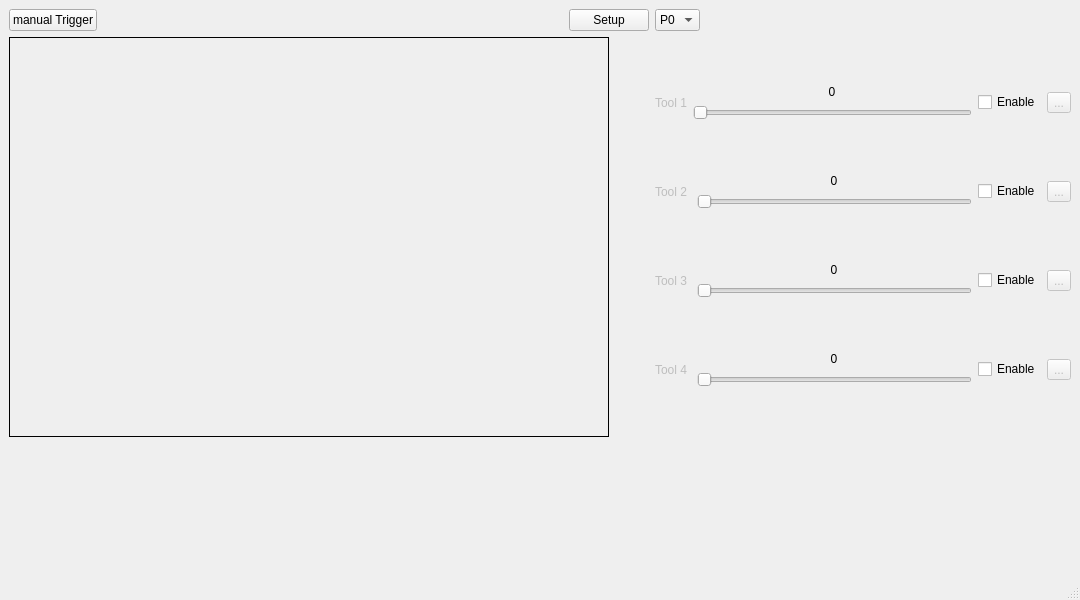
sofiene44/Vision-Sensor, file GUI/mainFrameWindow.ui: the form before one commit.
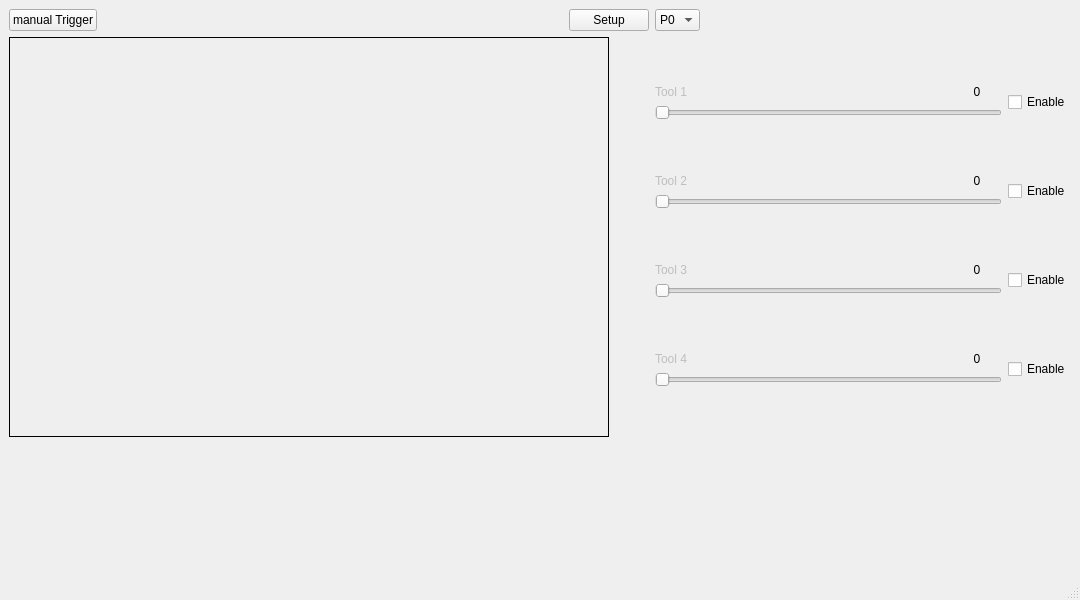
The form after the commit. Icons and pictures are not drawn.

```diff
--- a/GUI/mainFrameWindow.ui
+++ b/GUI/mainFrameWindow.ui
@@ -135,16 +135,6 @@
      <layout class="QVBoxLayout" name="ToolsList">
       <item>
        <layout class="QHBoxLayout" name="Tool1">
-        <item>
-         <widget class="QLabel" name="ToolName1">
-          <property name="enabled">
-           <bool>false</bool>
-          </property>
-          <property name="text">
-           <string>Tool 1</string>
-          </property>
-         </widget>
-        </item>
         <item>
          <layout class="QGridLayout" name="gridLayout_6">
           <item row="2" column="0">
@@ -168,6 +158,16 @@
           </item>
           <item row="1" column="0">
            <layout class="QHBoxLayout" name="horizontalLayout_10">
+            <item>
+             <widget class="QLabel" name="ToolName1">
+              <property name="enabled">
+               <bool>false</bool>
+              </property>
+              <property name="text">
+               <string>Tool 1</string>
+              </property>
+             </widget>
+            </item>
             <item>
              <widget class="QLabel" name="ThreshValue1">
               <property name="maximumSize">
@@ -201,30 +201,10 @@
           </property>
          </widget>
         </item>
-        <item>
-         <widget class="QToolButton" name="ToolSettings1">
-          <property name="enabled">
-           <bool>false</bool>
-          </property>
-          <property name="text">
-           <string>...</string>
-          </property>
-         </widget>
-        </item>
        </layout>
       </item>
       <item>
        <layout class="QHBoxLayout" name="Tool2">
-        <item>
-         <widget class="QLabel" name="ToolName2">
-          <property name="enabled">
-           <bool>false</bool>
-          </property>
-          <property name="text">
-           <string>Tool 2 </string>
-          </property>
-         </widget>
-        </item>
         <item>
          <layout class="QGridLayout" name="gridLayout_9">
           <item row="2" column="0">
@@ -248,6 +228,16 @@
           </item>
           <item row="1" column="0">
            <layout class="QHBoxLayout" name="horizontalLayout_12">
+            <item>
+             <widget class="QLabel" name="ToolName2">
+              <property name="enabled">
+               <bool>false</bool>
+              </property>
+              <property name="text">
+               <string>Tool 2 </string>
+              </property>
+             </widget>
+            </item>
             <item>
              <widget class="QLabel" name="ThreshValue2">
               <property name="maximumSize">
@@ -281,30 +271,10 @@
           </property>
          </widget>
         </item>
-        <item>
-         <widget class="QToolButton" name="ToolSettings2">
-          <property name="enabled">
-           <bool>false</bool>
-          </property>
-          <property name="text">
-           <string>...</string>
-          </property>
-         </widget>
-        </item>
        </layout>
       </item>
       <item>
        <layout class="QHBoxLayout" name="Tool3">
-        <item>
-         <widget class="QLabel" name="ToolName3">
-          <property name="enabled">
-           <bool>false</bool>
-          </property>
-          <property name="text">
-           <string>Tool 3 </string>
-          </property>
-         </widget>
-        </item>
         <item>
          <layout class="QGridLayout" name="gridLayout_8">
           <item row="2" column="0">
@@ -328,6 +298,16 @@
           </item>
           <item row="1" column="0">
            <layout class="QHBoxLayout" name="horizontalLayout_11">
+            <item>
+             <widget class="QLabel" name="ToolName3">
+              <property name="enabled">
+               <bool>false</bool>
+              </property>
+              <property name="text">
+               <string>Tool 3 </string>
+              </property>
+             </widget>
+            </item>
             <item>
              <widget class="QLabel" name="ThreshValue3">
               <property name="maximumSize">
@@ -361,30 +341,10 @@
           </property>
          </widget>
         </item>
-        <item>
-         <widget class="QToolButton" name="ToolSettings3">
-          <property name="enabled">
-           <bool>false</bool>
-          </property>
-          <property name="text">
-           <string>...</string>
-          </property>
-         </widget>
-        </item>
        </layout>
       </item>
       <item>
        <layout class="QHBoxLayout" name="Tool4">
-        <item>
-         <widget class="QLabel" name="ToolName4">
-          <property name="enabled">
-           <bool>false</bool>
-          </property>
-          <property name="text">
-           <string>Tool 4 </string>
-          </property>
-         </widget>
-        </item>
         <item>
          <layout class="QGridLayout" name="gridLayout_10">
           <item row="2" column="0">
@@ -408,6 +368,16 @@
           </item>
           <item row="1" column="0">
            <layout class="QHBoxLayout" name="horizontalLayout_13">
+            <item>
+             <widget class="QLabel" name="ToolName4">
+              <property name="enabled">
+               <bool>false</bool>
+              </property>
+              <property name="text">
+               <string>Tool 4 </string>
+              </property>
+             </widget>
+            </item>
             <item>
              <widget class="QLabel" name="ThreshValue4">
               <property name="maximumSize">
@@ -441,16 +411,6 @@
           </property>
          </widget>
         </item>
-        <item>
-         <widget class="QToolButton" name="ToolSettings4">
-          <property name="enabled">
-           <bool>false</bool>
-          </property>
-          <property name="text">
-           <string>...</string>
-          </property>
-         </widget>
-        </item>
        </layout>
       </item>
      </layout>
```
Left out of the diff: 84 changed lines with no effect on the pictures.
